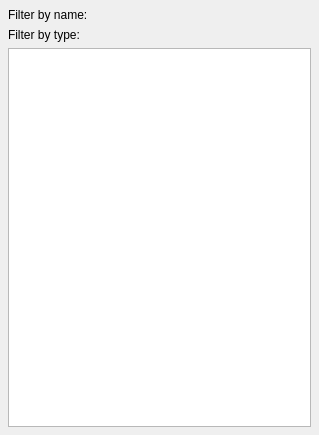
This is kstars/finddialog.ui in KDE/kstars as Qt 5 draws it before an edit. The edited form follows.
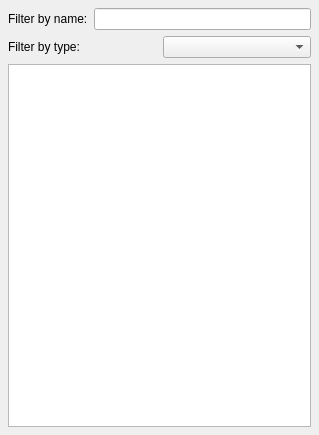
This is the edited form. Custom widgets are drawn as their Qt base class.

Commit message: Small refactoring of the Find dialog: - implement an own sorting+proxy strategy for the list using the Qt4 interview framework (document how to make the filter by type working with the new system, it was not working even before) - delay the on-type search with a 0.5s timer, so it's a bit more usable - disable the Ok button if no astro body is selected (eg when the list has no search result) I hope it's all OK...

The edit to the form file:
```diff
--- a/kstars/finddialog.ui
+++ b/kstars/finddialog.ui
@@ -38,7 +38,11 @@
       </widget>
      </item>
      <item>
-      <widget class="KLineEdit" name="SearchBox" />
+      <widget class="KLineEdit" name="SearchBox" >
+       <property name="showClearButton" stdset="0" >
+        <bool>true</bool>
+       </property>
+      </widget>
      </item>
     </layout>
    </item>
@@ -63,7 +67,7 @@
     </layout>
    </item>
    <item>
-    <widget class="QListWidget" name="SearchList" />
+    <widget class="QListView" name="SearchList" />
    </item>
   </layout>
  </widget>
@@ -71,14 +75,14 @@
  <customwidgets>
   <customwidget>
    <class>KLineEdit</class>
-   <extends></extends>
+   <extends>QLineEdit</extends>
    <header>klineedit.h</header>
    <container>0</container>
    <pixmap></pixmap>
   </customwidget>
   <customwidget>
    <class>KComboBox</class>
-   <extends></extends>
+   <extends>QComboBox</extends>
    <header>kcombobox.h</header>
    <container>0</container>
    <pixmap></pixmap>
```
Left out of the diff: 8 changed lines with no effect on the pictures. The commit also changes 2 other files.
